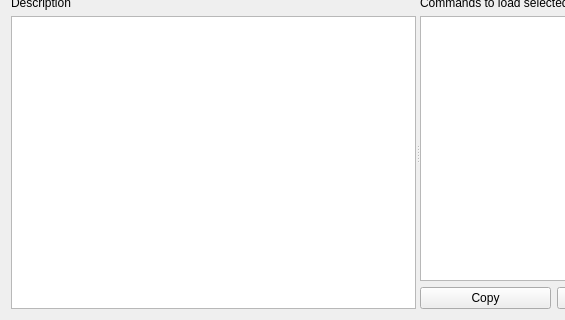
lunarc/mbrowser, file ui/lmod_query.ui: the form before one commit; both pictures show x 0 to 565 and y 406 to 726 of the 836 by 726 pixel window.
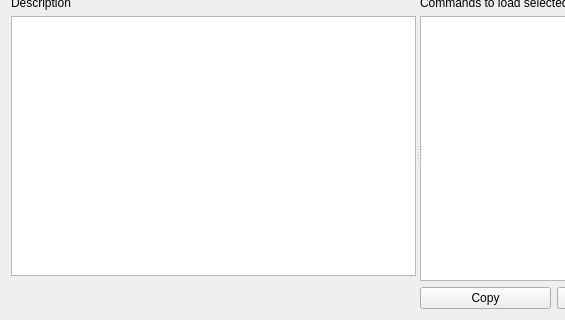
The form after the commit.

Commit message: Added number of modules display. Removed linebreaks in description

```diff
--- a/ui/lmod_query.ui
+++ b/ui/lmod_query.ui
@@ -203,17 +203,30 @@
         <widget class="QTextEdit" name="module_help_text">
          <property name="font">
           <font>
-           <family>DejaVu Sans Mono</family>
+           <pointsize>10</pointsize>
           </font>
          </property>
          <property name="lineWrapMode">
-          <enum>QTextEdit::NoWrap</enum>
+          <enum>QTextEdit::WidgetWidth</enum>
          </property>
          <property name="readOnly">
           <bool>true</bool>
          </property>
         </widget>
        </item>
+       <item>
+        <widget class="QLabel" name="module_stats_label">
+         <property name="minimumSize">
+          <size>
+           <width>0</width>
+           <height>27</height>
+          </size>
+         </property>
+         <property name="text">
+          <string/>
+         </property>
+        </widget>
+       </item>
       </layout>
      </widget>
      <widget class="QWidget" name="layoutWidget">
```
The commit also changes 3 other files.
